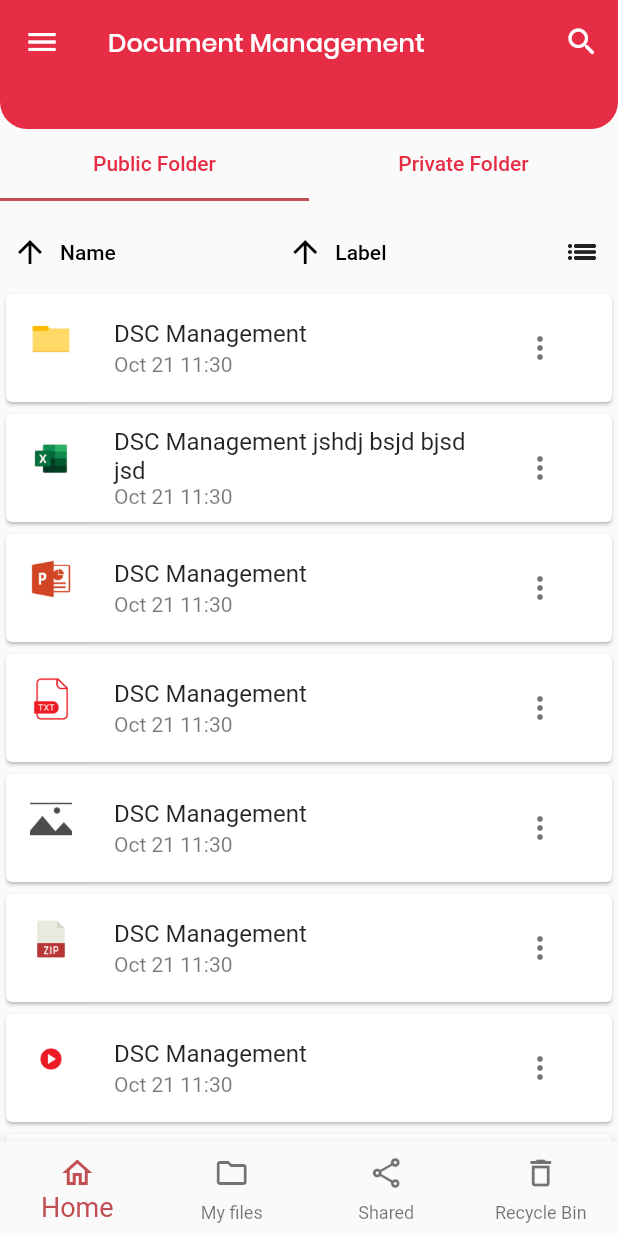
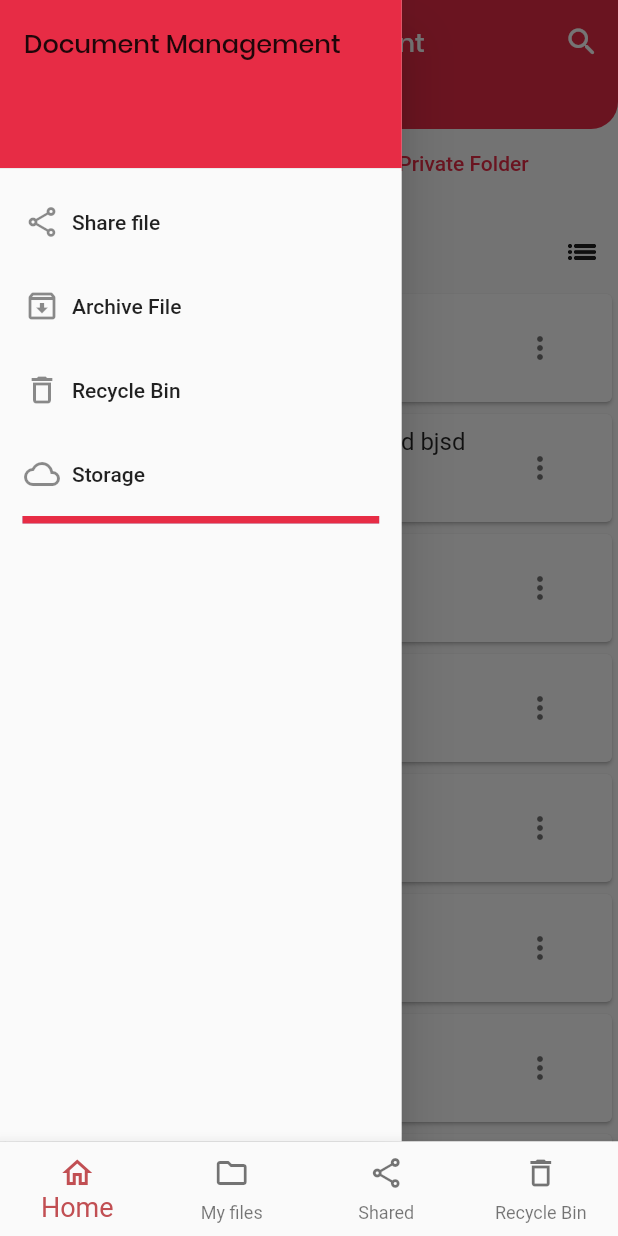
Before and after one commit to just-doit-hana/document_mobile, a Flutter app: the App screen opened by its route, after a tap on the "menu" icon, on a phone screen of 412 x 824 dp. Run offline on Flutter 3.47's test engine with Material 2 defaults, Android fonts, the phone set to English and light mode, and no system bars; our stand-ins replace bloc, dio, equatable, flutter_bloc, introduction_screen, logger and 3 more; accounts and stored records are empty; generated files the repository leaves out were written again.

Commit message:
@app:fix drawer app

```diff
--- a/lib/app.dart
+++ b/lib/app.dart
@@ -39,17 +39,12 @@
   @override
   Widget build(BuildContext context) {
     return Scaffold(
-      drawer: Container(
-        margin: const EdgeInsets.only(top: 0),
-        child: const DrawerAppbar(),
-      ),
-      key: _scaffoldKey,
       body: _screen.elementAt(selectedItem),
       bottomNavigationBar: BottomNavigationBar(
           type: BottomNavigationBarType.fixed,
           selectedFontSize: 18,
           selectedItemColor: HexColor.fromHex(AppColor.primaryDarkBtnColor),
-          currentIndex: 0,
+          currentIndex: selectedItem,
           onTap: onSelectedItem,
           items: const <BottomNavigationBarItem>[
             BottomNavigationBarItem(
--- a/lib/app/util/app_dimension.dart
+++ b/lib/app/util/app_dimension.dart
@@ -1,5 +1,3 @@
-// import 'package:flutter/widgets.dart';
-
 import 'package:flutter/material.dart';
 
 class AppDimemsions {
```
Also changed, not shown: lib/app/widget/menu_item_drawer.dart (+7 -21 lines), lib/src/screen/home/home_folder.dart (+8 -2 lines).
